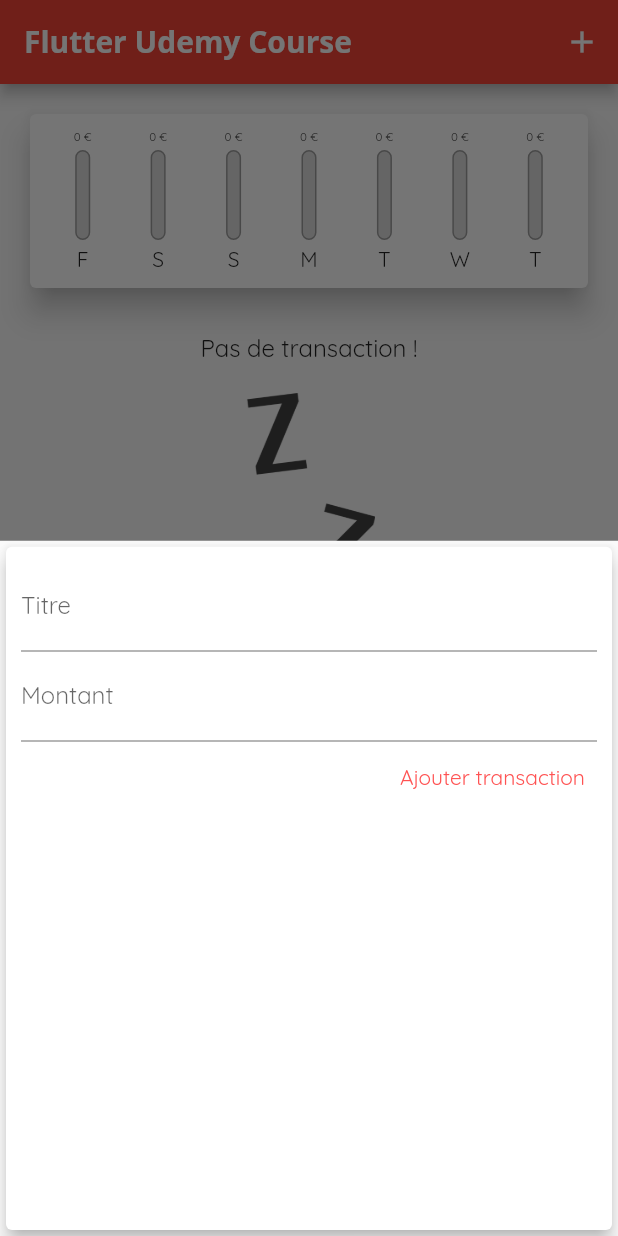
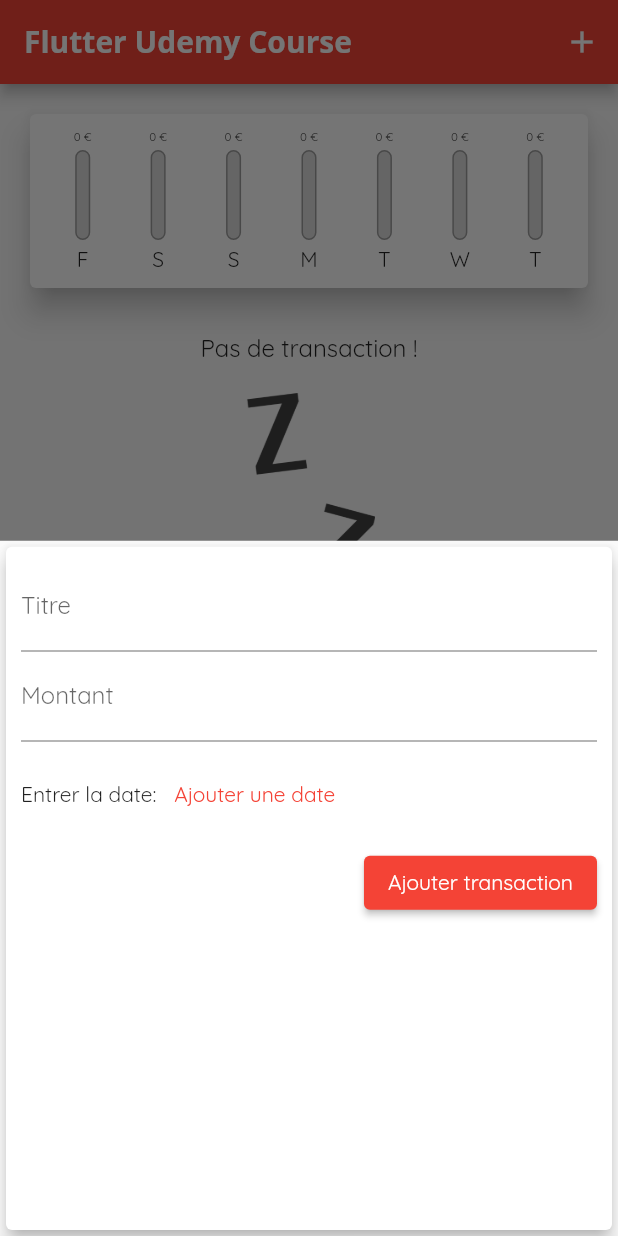
Before and after one commit to ApachaiZ/udemy_course_project_1, a Flutter app: the screen it shows after launch, after a tap on the "add" icon, on a phone screen of 412 x 824 dp. Run offline on Flutter 3.47's test engine with Material 2 defaults, Android fonts, the phone set to English and light mode, and no system bars.

Commit message:
Section 4 part 110 add a datepicker

```diff
--- a/lib/main.dart
+++ b/lib/main.dart
@@ -26,6 +26,7 @@ class MyApp extends StatelessWidget {
             fontWeight: FontWeight.bold,
           ),
         ),
+
       ),
       home: const MyHomePage(),
     );
@@ -56,6 +57,18 @@ class _MyHomePageState extends State<MyHomePage> {
           title: title,
           amount: amount,
           date: DateTime.now()));
+    });
+  }
+
+  void _emptyTransactions() {
+    setState(() {
+      _userTransactions.clear();
+    });
+  }
+
+  void _emptyThisTransaction(int index) {
+    setState(() {
+      _userTransactions.removeAt(index);
     });
   }
 
@@ -93,7 +106,13 @@ class _MyHomePageState extends State<MyHomePage> {
             const SizedBox(
               height: 10,
             ),
-            SizedBox(child: TransactionList(transactions: _userTransactions)),
+            SizedBox(
+              child: TransactionList(
+                transactions: _userTransactions,
+                emptyTransactions: _emptyTransactions,
+                emptyThisTransaction: _emptyThisTransaction,
+              ),
+            ),
           ],
         ),
       ),
--- a/lib/widgets/chart_bar.dart
+++ b/lib/widgets/chart_bar.dart
@@ -28,7 +28,8 @@ class ChartBar extends StatelessWidget {
         SizedBox(
           height: 60,
           width: 10,
-          child: Stack(children: [
+          child: Stack(
+            children: [
               Container(
                 decoration: BoxDecoration(
                   border: Border.all(
@@ -48,7 +49,8 @@ class ChartBar extends StatelessWidget {
                   ),
                 ),
               )
-          ]),
+            ],
+          ),
         ),
         const SizedBox(
           height: 4,
--- a/lib/widgets/new_transaction.dart
+++ b/lib/widgets/new_transaction.dart
@@ -51,11 +51,28 @@ class _NewTransactionState extends State<NewTransaction> {
                   const TextInputType.numberWithOptions(decimal: true),
               onSubmitted: (_) => submitData(),
             ),
-            TextButton(
+            SizedBox(
+              height: 70,
+              child: Row(
+                children: [
+                  const Text("Entrer la date: "),
+                  TextButton(
+                      onPressed: () => showDatePicker(
+                            context: context,
+                            initialDate: DateTime.now(),
+                            firstDate: DateTime.now()
+                                .subtract(const Duration(days: 6)),
+                            lastDate: DateTime.now(),
+                          ),
+                      child: const Text("Ajouter une date"))
+                ],
+              ),
+            ),
+            ElevatedButton(
               onPressed: submitData,
               child: const Text(
                 "Ajouter transaction",
-                style: TextStyle(color: Colors.redAccent),
+                style: TextStyle(color: Colors.white),
               ),
             ),
           ],
--- a/lib/widgets/transaction_list.dart
+++ b/lib/widgets/transaction_list.dart
@@ -4,9 +4,15 @@ import 'package:intl/intl.dart';
 import '../models/transaction.dart';
 
 class TransactionList extends StatelessWidget {
-  const TransactionList({Key? key, required this.transactions})
-      : super(key: key);
+  const TransactionList({
+    Key? key,
+    required this.transactions,
+    required this.emptyTransactions,
+    required this.emptyThisTransaction,
+  }) : super(key: key);
   final List<Transaction> transactions;
+  final VoidCallback emptyTransactions;
+  final Function emptyThisTransaction;
 
   @override
   Widget build(BuildContext context) {
@@ -56,6 +62,12 @@ class TransactionList extends StatelessWidget {
                     subtitle: Text(
                       DateFormat.yMMMd().format(transactions[index].date),
                     ),
+                    trailing: ElevatedButton(
+                      child: const Icon(Icons.recycling),
+                      onPressed: () {
+                        emptyThisTransaction(index);
+                      },
+                    ),
                   ),
                 );
               },
```
Also changed, not shown: lib/widgets/chart.dart (+9 -4 lines). Lines whose indentation alone changed are shown as unchanged.
